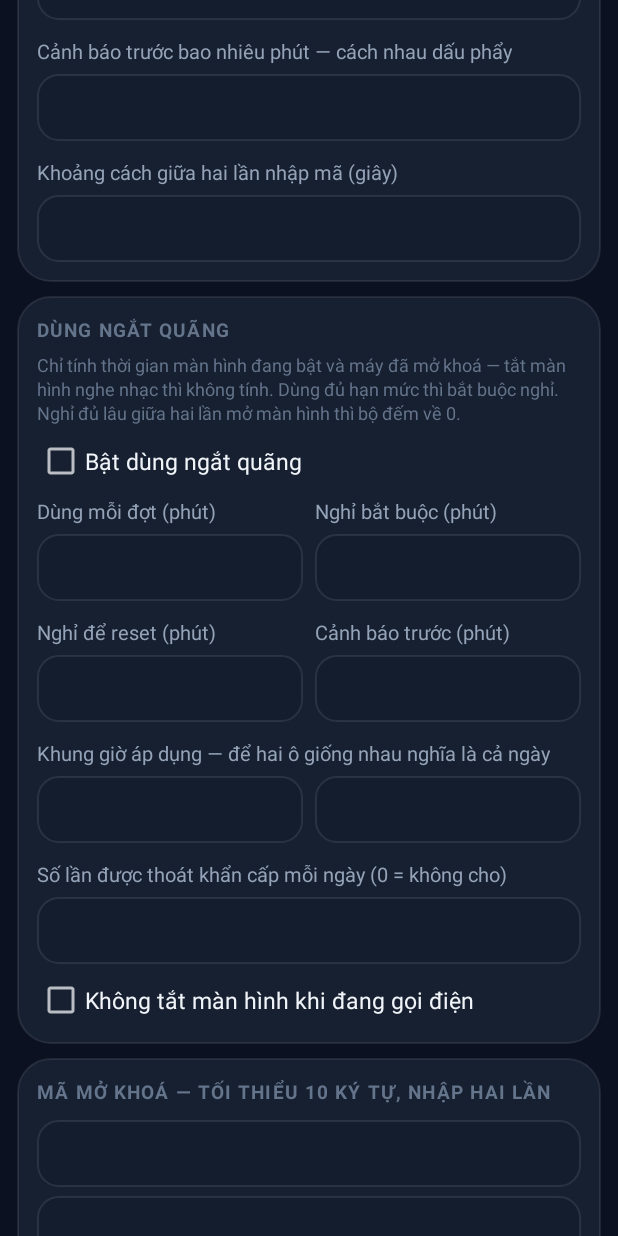
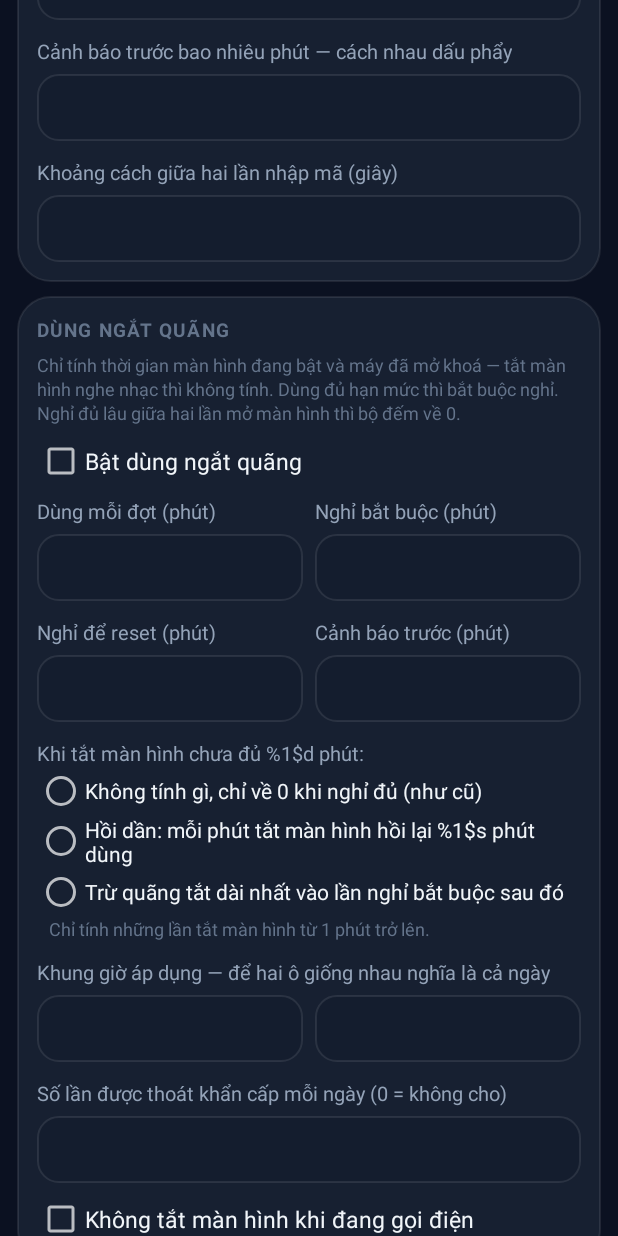
Before and after one commit to hovidu86/ThoiGianBieu, an Android app: the layout tab_kiem_soat.xml on its own in the app's theme, with its tools: preview values and no code run, scrolled down 576 dp, on a phone screen of 412 x 824 dp. Run offline under Robolectric (Android 15) with nearby library versions, the phone set to English and light mode, and no system bars.

Commit message:
Ngat quang v3.5: ba cach tinh khi tat man hinh chua du nguong reset
Tinh huong that: con 10 giay, tat may 4 phut, mo lai dung not 10 giay roi
phai nghi tiep 5 phut - tong 9 phut cho cho mot quang nghi 5 phut. Nguyen
nhan: nguong reset la tat-hoac-khong, tat 4 phut khong duoc tinh gi.

Them nhom nut chon trong tab Khoa may:
- Nhu cu: khong tinh gi, chi ve 0 khi tat du nguong.
- Hoi dan (mac dinh): moi phut tat man hinh hoi lai (han muc / nguong
  reset) phut dung; tat du nguong thi hoi day, trung voi reset.
- Tru vao quang nghi: bo dem giu nguyen, toi han thi quang nghi bat buoc
  tru di quang tat dai nhat trong dot; con phai nghi duoi 30 giay thi
  khong khoa, coi nhu nghi du.
Hai che do sau chi tinh nhung lan tat tu 1 phut tro len.

Sua them: dungDem() khong doi moc "luc tat man hinh" nua khi man hinh bat
roi tat ma khong mo khoa (nhin gio tren man hinh khoa), keo tat 4 phut ma
nhin gio mot cai la quang nghi bi tinh lai tu dau.

Da kiem: 17 truong hop luat thuan bang Java tren may tinh; tren Z Fold 6
qua adb: dung 4:03, tat 1:10, mo lai con 0:32 (= 4:03 - 70s x 3).

Co-Authored-By: Claude Opus 5 (1M context) <noreply@anthropic.com>

```diff
--- a/android/app/build.gradle
+++ b/android/app/build.gradle
@@ -8,8 +8,8 @@ android {
         applicationId 'com.thoigianbieu.kiemsoat'
         minSdkVersion 26
         targetSdkVersion 36
-        versionCode 19
-        versionName '3.4'
+        versionCode 20
+        versionName '3.5'
     }
 
     compileOptions {
--- a/android/app/src/main/res/layout/tab_kiem_soat.xml
+++ b/android/app/src/main/res/layout/tab_kiem_soat.xml
@@ -315,6 +315,52 @@
             </LinearLayout>
 
             <TextView
+                android:id="@+id/nhan_nq_che_do"
+                style="@style/Nhan"
+                android:layout_marginTop="11dp"
+                android:layout_marginBottom="0dp"
+                android:text="@string/nhan_nq_che_do" />
+
+            <RadioGroup
+                android:id="@+id/nhom_nq_che_do"
+                android:layout_width="match_parent"
+                android:layout_height="wrap_content"
+                android:orientation="vertical">
+
+                <RadioButton
+                    android:id="@+id/rd_nq_cu"
+                    android:layout_width="wrap_content"
+                    android:layout_height="wrap_content"
+                    android:text="@string/nq_che_do_cu"
+                    android:textColor="@color/chu"
+                    android:textSize="14sp" />
+
+                <RadioButton
+                    android:id="@+id/rd_nq_hoi_dan"
+                    android:layout_width="wrap_content"
+                    android:layout_height="wrap_content"
+                    android:text="@string/nq_che_do_hoi_dan"
+                    android:textColor="@color/chu"
+                    android:textSize="14sp" />
+
+                <RadioButton
+                    android:id="@+id/rd_nq_tru_nghi"
+                    android:layout_width="wrap_content"
+                    android:layout_height="wrap_content"
+                    android:text="@string/nq_che_do_tru_nghi"
+                    android:textColor="@color/chu"
+                    android:textSize="14sp" />
+            </RadioGroup>
+
+            <TextView
+                android:layout_width="match_parent"
+                android:layout_height="wrap_content"
+                android:layout_marginStart="8dp"
+                android:text="@string/nq_che_do_ghi_chu"
+                android:textColor="@color/chu_rat_mo"
+                android:textSize="12sp" />
+
+            <TextView
                 style="@style/Nhan"
                 android:layout_marginTop="11dp"
                 android:text="@string/nhan_nq_khung_gio" />
--- a/android/app/src/main/res/values/strings.xml
+++ b/android/app/src/main/res/values/strings.xml
@@ -83,6 +83,14 @@
     <string name="nhan_nq_den_gio">Đến giờ (HH:mm)</string>
     <string name="nhan_nq_khan_cap">Số lần được thoát khẩn cấp mỗi ngày (0 = không cho)</string>
     <string name="nq_khong_khoa_khi_goi">Không tắt màn hình khi đang gọi điện</string>
+    <string name="nhan_nq_che_do">Khi tắt màn hình chưa đủ %1$d phút:</string>
+    <string name="nq_che_do_cu">Không tính gì, chỉ về 0 khi nghỉ đủ (như cũ)</string>
+    <string name="nq_che_do_hoi_dan">Hồi dần: mỗi phút tắt màn hình hồi lại %1$s phút dùng</string>
+    <string name="nq_che_do_tru_nghi">Trừ quãng tắt dài nhất vào lần nghỉ bắt buộc sau đó</string>
+    <string name="nq_che_do_ghi_chu">Chỉ tính những lần tắt màn hình từ 1 phút trở lên.</string>
+    <string name="nq_da_tru">Bạn đã tắt màn hình %1$s trước đó, nên chỉ cần nghỉ thêm phần còn lại.</string>
+    <string name="nq_bo_qua_nghi">Đã nghỉ đủ, bắt đầu đợt mới</string>
+    <string name="nq_bo_qua_nghi_noi">Bạn đã tắt màn hình %1$s trước đó — gần đủ quãng nghỉ, nên không khoá nữa.</string>
 
     <string name="nghi_bat_buoc">ĐANG NGHỈ BẮT BUỘC</string>
     <string name="nq_loi_nhac">Đứng dậy đi lại, uống nước, nhìn ra xa 20 giây.\nHết giờ màn hình này tự tan.</string>
```
Also changed, not shown: android/app/src/main/java/com/thoigianbieu/kiemsoat/CauHinh.java (+28 -1 lines), android/app/src/main/java/com/thoigianbieu/kiemsoat/DichVuKhoa.java (+33 -4 lines), android/app/src/main/java/com/thoigianbieu/kiemsoat/ManKiemSoat.java (+65 -2 lines), android/app/src/main/java/com/thoigianbieu/kiemsoat/NgatQuang.java (+119 -15 lines), 3 other files.
